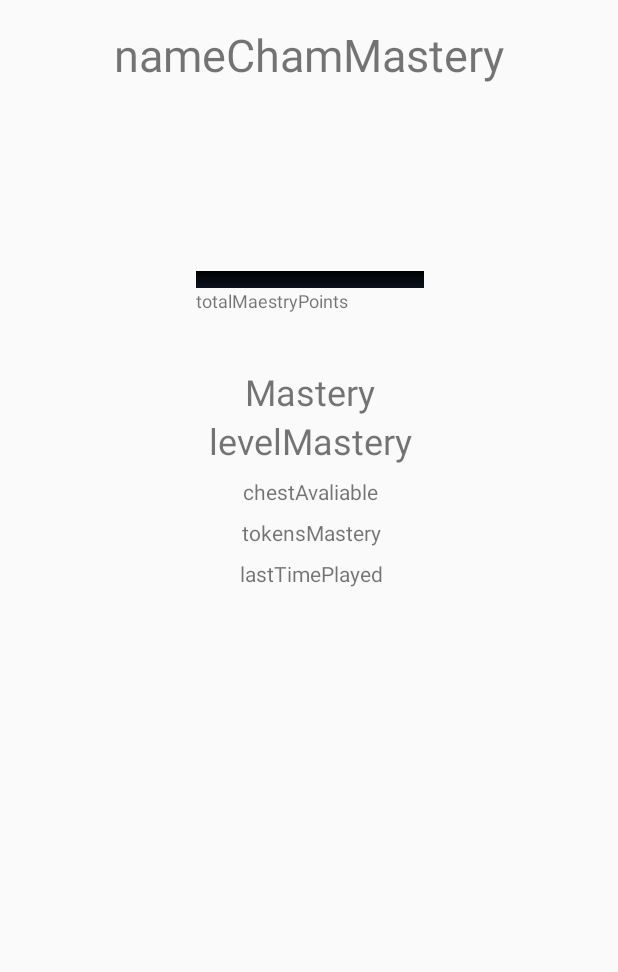
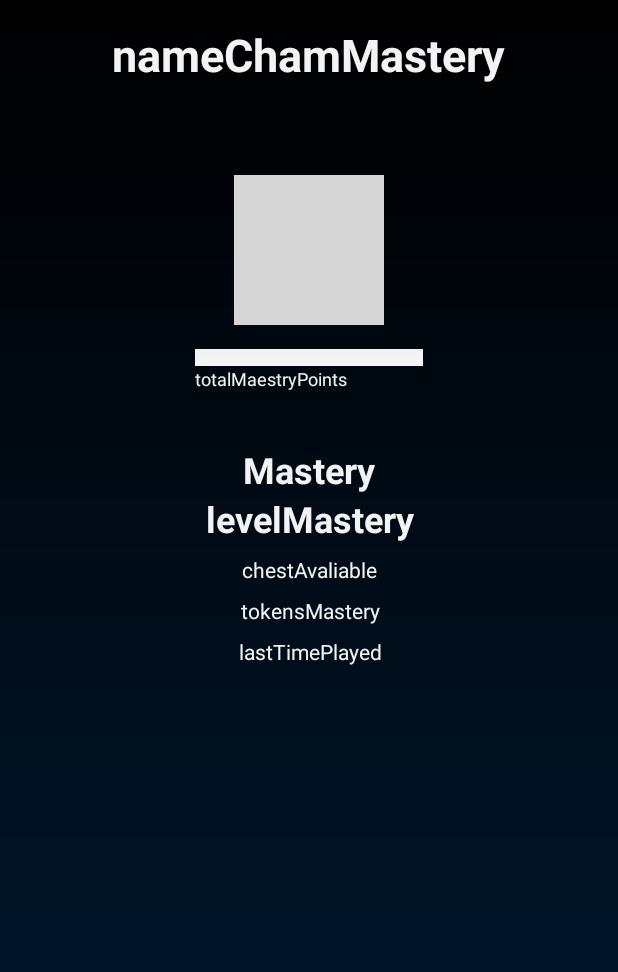
Before and after one commit to Fenikkel/LeagueOfFenikkel, an Android app: the ChampMastery screen opened directly, with no data from a screen before it, on a phone screen of 412 x 824 dp. Shown: the top 972 px of the screen. Run offline under Robolectric (Android 15) with nearby library versions, the phone set to English and light mode, and no system bars; network calls fail; 2 statements that could not run were skipped; grey boxes are pictures that could not be loaded.

Commit message:
All layers improved

```diff
--- a/app/src/main/java/com/al286752/fenikkel/leagueoffenikkel/pickParalysis/PickParalysis.java
+++ b/app/src/main/java/com/al286752/fenikkel/leagueoffenikkel/pickParalysis/PickParalysis.java
@@ -845,7 +845,8 @@ public class PickParalysis extends AppCompatActivity implements IShowStatsActivi
         dialog.show();*/
 
         setRequestedOrientation (ActivityInfo.SCREEN_ORIENTATION_LOCKED);
-        bgElement.setBackgroundColor(0xFF000000);
+        bgElement.setBackgroundResource(R.drawable.black_gradient_background);
+        //bgElement.setBackgroundColor(0xFF000000);
 
         ArrayList<String> masteryID = StaticData.getMasteriesIds();//de 0 a n tiene por orden los id de los campeones con mas puntuacion de maestria (contador serviria tambien para el que tiene el JSON)
 
--- /dev/null
+++ b/app/src/main/res/drawable/black_gradient_background.xml
@@ -0,0 +1,15 @@
+<?xml version="1.0" encoding="utf-8"?>
+<shape xmlns:android="http://schemas.android.com/apk/res/android"
+    android:shape="rectangle">
+
+    <gradient
+        android:angle="90"
+        android:endColor="#000000"
+        android:startColor="@color/moreDarkerMidnight"
+        android:type="linear" />
+
+    <size
+        android:width="@dimen/fab_margin"
+        android:height="@dimen/fab_margin" />
+
+</shape>
--- a/app/src/main/res/drawable/custom_progressbar.xml
+++ b/app/src/main/res/drawable/custom_progressbar.xml
@@ -5,10 +5,10 @@
     <item android:id="@android:id/background">
         <shape>
             <gradient
-                android:startColor="#000001"
-                android:centerColor="#0b131e"
+                android:startColor="@color/moreWhiteSmoke"
+                android:centerColor="@color/whiteSmoke"
                 android:centerY="1.0"
-                android:endColor="#0d1522"
+                android:endColor="@color/darkerWhiteGray"
                 android:angle="270"
                 />
         </shape>
@@ -19,10 +19,10 @@
         <clip>
             <shape>
                 <gradient
-                    android:startColor="#007A00"
-                    android:centerColor="#007A00"
+                    android:startColor="@color/whiterGoldenRod"
+                    android:centerColor="@color/goldenRod"
                     android:centerY="1.0"
-                    android:endColor="#06101d"
+                    android:endColor="@color/darkGoldenRod"
                     android:angle="270"
                     />
             </shape>
--- /dev/null
+++ b/app/src/main/res/drawable/gradient_background.xml
@@ -0,0 +1,15 @@
+<?xml version="1.0" encoding="utf-8"?>
+<shape xmlns:android="http://schemas.android.com/apk/res/android"
+    android:shape="rectangle">
+
+    <gradient
+        android:angle="90"
+        android:endColor="@color/darkMidnight"
+        android:startColor="@color/darkerMidnight"
+        android:type="linear" />
+
+    <size
+        android:width="@dimen/fab_margin"
+        android:height="@dimen/fab_margin" />
+
+</shape>
--- a/app/src/main/res/layout/activity_champ_mastery.xml
+++ b/app/src/main/res/layout/activity_champ_mastery.xml
@@ -5,8 +5,10 @@
     xmlns:android="http://schemas.android.com/apk/res/android"
     xmlns:app="http://schemas.android.com/apk/res-auto"
     xmlns:tools="http://schemas.android.com/tools"
+    android:background="@drawable/black_gradient_background"
     android:layout_width="fill_parent"
     android:layout_height="fill_parent">
+
     <!-- Here you put the rest of your current view-->
 
 
@@ -18,13 +20,25 @@
     android:layout_height="match_parent"
     tools:context=".champMastery.ChampMastery">
 
+    <ImageView
+        android:id="@+id/band"
+        android:layout_width="100dp"
+        android:layout_height="100dp"
+        android:layout_marginTop="44dp"
+        app:layout_constraintEnd_toEndOf="@+id/imageMastery"
+        app:layout_constraintStart_toStartOf="@+id/imageMastery"
+        app:layout_constraintTop_toTopOf="@+id/imageMastery"
+        app:srcCompat="@drawable/band7" />
+
     <TextView
         android:id="@+id/nameChamMastery"
         android:layout_width="wrap_content"
         android:layout_height="wrap_content"
         android:layout_marginTop="16dp"
         android:text="nameChamMastery"
+        android:textColor="@color/antiflashWhite"
         android:textSize="30sp"
+        android:textStyle="bold"
         app:layout_constraintEnd_toEndOf="parent"
         app:layout_constraintStart_toStartOf="parent"
         app:layout_constraintTop_toTopOf="parent" />
@@ -34,7 +48,9 @@
         android:layout_width="wrap_content"
         android:layout_height="wrap_content"
         android:text="levelMastery"
+        android:textColor="@color/antiflashWhite"
         android:textSize="24sp"
+        android:textStyle="bold"
         app:layout_constraintEnd_toEndOf="@+id/textView2"
         app:layout_constraintStart_toStartOf="@+id/textView2"
         app:layout_constraintTop_toBottomOf="@+id/textView2" />
@@ -55,6 +71,7 @@
         android:layout_width="wrap_content"
         android:layout_height="wrap_content"
         android:text="totalMaestryPoints"
+        android:textColor="@color/antiflashWhite"
         android:textSize="12sp"
         app:layout_constraintStart_toStartOf="@+id/experienceBar"
         app:layout_constraintTop_toBottomOf="@+id/experienceBar" />
@@ -65,6 +82,7 @@
         android:layout_height="wrap_content"
         android:layout_marginStart="8dp"
         android:text="sinceLastLevel"
+        android:textColor="@color/antiflashWhite"
         android:textSize="20sp"
         android:visibility="invisible"
         app:layout_constraintBaseline_toBaselineOf="@+id/untilNextlevel"
@@ -77,6 +95,7 @@
         android:layout_marginBottom="8dp"
         android:layout_marginEnd="8dp"
         android:text="untilNextlevel"
+        android:textColor="@color/antiflashWhite"
         android:textSize="20sp"
         android:visibility="invisible"
         app:layout_constraintBottom_toBottomOf="parent"
@@ -88,6 +107,7 @@
         android:layout_height="wrap_content"
         android:layout_marginTop="8dp"
         android:text="chestAvaliable"
+        android:textColor="@color/antiflashWhite"
         android:textSize="14sp"
         app:layout_constraintEnd_toEndOf="@+id/levelMastery"
         app:layout_constraintStart_toStartOf="@+id/levelMastery"
@@ -99,6 +119,7 @@
         android:layout_height="wrap_content"
         android:layout_marginTop="8dp"
         android:text="tokensMastery"
+        android:textColor="@color/antiflashWhite"
         android:textSize="14sp"
         app:layout_constraintEnd_toEndOf="@+id/chestAvaliable"
         app:layout_constraintStart_toStartOf="@+id/chestAvaliable"
@@ -110,6 +131,7 @@
         android:layout_height="wrap_content"
         android:layout_marginTop="8dp"
         android:text="lastTimePlayed"
+        android:textColor="@color/antiflashWhite"
         android:textSize="14sp"
         app:layout_constraintEnd_toEndOf="@+id/tokensMastery"
         app:layout_constraintStart_toStartOf="@+id/tokensMastery"
@@ -120,11 +142,11 @@
         style="?android:attr/progressBarStyleHorizontal"
         android:layout_width="152dp"
         android:layout_height="11dp"
-        android:layout_marginTop="8dp"
+        android:layout_marginTop="16dp"
         android:progressDrawable="@drawable/custom_progressbar"
-        app:layout_constraintEnd_toEndOf="@+id/imageMastery"
-        app:layout_constraintStart_toStartOf="@+id/imageMastery"
-        app:layout_constraintTop_toBottomOf="@+id/imageMastery" />
+        app:layout_constraintEnd_toEndOf="@+id/band"
+        app:layout_constraintStart_toStartOf="@+id/band"
+        app:layout_constraintTop_toBottomOf="@+id/band" />
 
     <TextView
         android:id="@+id/textView"
@@ -134,6 +156,7 @@
         android:layout_marginEnd="8dp"
         android:layout_marginTop="8dp"
         android:text="@string/experience"
+        android:textColor="@color/antiflashWhite"
         app:layout_constraintBottom_toBottomOf="@+id/experienceBar"
         app:layout_constraintEnd_toStartOf="@+id/experienceBar"
         app:layout_constraintTop_toTopOf="@+id/experienceBar"
@@ -145,10 +168,12 @@
         android:layout_height="wrap_content"
         android:layout_marginTop="64dp"
         android:text="@string/mastery"
+        android:textColor="@color/antiflashWhite"
         android:textSize="24sp"
         app:layout_constraintEnd_toEndOf="@+id/imageMastery"
         app:layout_constraintStart_toStartOf="@+id/imageMastery"
-        app:layout_constraintTop_toTopOf="@+id/experienceBar" />
+        app:layout_constraintTop_toTopOf="@+id/experienceBar"
+        android:textStyle="bold" />
 
 
 </android.support.constraint.ConstraintLayout>
--- a/app/src/main/res/layout/activity_pick_paralysis.xml
+++ b/app/src/main/res/layout/activity_pick_paralysis.xml
@@ -6,7 +6,7 @@
     xmlns:tools="http://schemas.android.com/tools"
     android:layout_width="fill_parent"
     android:layout_height="fill_parent"
-    android:background="@color/darkMidnight"
+    android:background="@drawable/gradient_background"
     android:clipToPadding="false"
     android:fillViewport="true"
     android:id="@+id/container">
--- a/app/src/main/res/layout/activity_show_stats.xml
+++ b/app/src/main/res/layout/activity_show_stats.xml
@@ -2,6 +2,7 @@
 <android.support.constraint.ConstraintLayout xmlns:android="http://schemas.android.com/apk/res/android"
     xmlns:app="http://schemas.android.com/apk/res-auto"
     xmlns:tools="http://schemas.android.com/tools"
+    android:background="@drawable/black_gradient_background"
     android:layout_width="match_parent"
     android:layout_height="match_parent"
     tools:context="com.al286752.fenikkel.leagueoffenikkel.showStats.ShowStatsActivity">
--- a/app/src/main/res/layout/list_maestries_layout.xml
+++ b/app/src/main/res/layout/list_maestries_layout.xml
@@ -17,16 +17,18 @@
         android:id="@+id/rowText"
         android:layout_width="wrap_content"
         android:layout_height="wrap_content"
+        android:layout_marginTop="10px"
         android:text="@+id/rowText"
-        android:layout_marginTop="10px"
+        android:textColor="@color/antiflashWhite"
         android:textSize="30px"></TextView>
 
     <TextView
         android:id="@+id/title"
         android:layout_width="wrap_content"
         android:layout_height="wrap_content"
+        android:layout_marginTop="40px"
         android:text="@+id/title"
-        android:layout_marginTop="40px"
-        android:textSize="20px"> </TextView>
+        android:textColor="@color/antiflashWhite"
+        android:textSize="20px"></TextView>
 
 </LinearLayout>
--- a/app/src/main/res/values/colors.xml
+++ b/app/src/main/res/values/colors.xml
@@ -9,4 +9,19 @@
     <color name="oxfordBlueBackground">#000D4D</color>
     <color name="royalBlue">#001166</color>
     <color name="darkMidnight">#003366</color>
+    <color name="darkerMidnight">#00264d</color>
+    <color name="moreDarkerMidnight">#001a33</color>
+    <color name="paleGold">#fafad2</color>
+    <color name="goldenRod">#daa520</color>
+    <color name="darkGoldenRod">#b8860b</color>
+    <color name="whiteSmoke">#f5f5f5</color>
+    <color name="moreWhiteSmoke">#f2f2f2</color>
+    <color name="whiteGray">#cfcfcf</color>
+    <color name="darkWhiteGray">#c2c2c2</color>
+    <color name="darkerWhiteGray">#b6b6b6</color>
+    <color name="whiteGoldenRod">#e5bb50</color>
+    <color name="whiterGoldenRod">#efd594</color>
+
+
+
 </resources>
```
